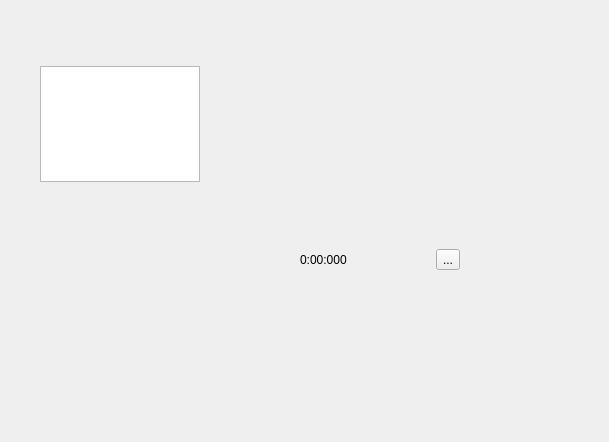
The window that GFXPage.ui (LeStahL/toy210) describes before a commit, drawn with Qt 5.
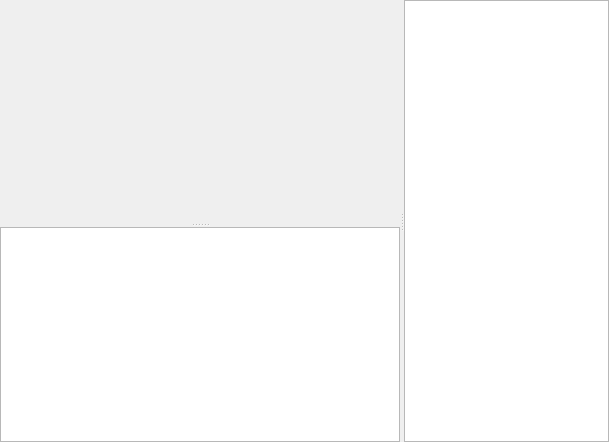
The same window after the commit.

Commit message: new gfx page works. polished gfx page layout

```diff
--- a/GFXPage.ui
+++ b/GFXPage.ui
@@ -13,50 +13,42 @@
   <property name="windowTitle">
    <string>Form</string>
   </property>
-  <widget class="QWidget" name="verticalLayoutWidget">
-   <property name="geometry">
-    <rect>
-     <x>40</x>
-     <y>60</y>
-     <width>160</width>
-     <height>122</height>
-    </rect>
+  <layout class="QVBoxLayout" name="verticalLayout">
+   <property name="leftMargin">
+    <number>0</number>
    </property>
-   <layout class="QVBoxLayout" name="verticalLayout">
-    <item>
-     <widget class="QWidget" name="gfxWidget" native="true"/>
-    </item>
-    <item>
-     <widget class="QTextEdit" name="textEdit"/>
-    </item>
-   </layout>
-  </widget>
-  <widget class="QWidget" name="horizontalLayoutWidget">
-   <property name="geometry">
-    <rect>
-     <x>300</x>
-     <y>220</y>
-     <width>160</width>
-     <height>80</height>
-    </rect>
+   <property name="topMargin">
+    <number>0</number>
    </property>
-   <layout class="QHBoxLayout" name="horizontalLayout">
-    <item>
-     <widget class="QLabel" name="label">
-      <property name="text">
-       <string>0:00:000</string>
+   <property name="rightMargin">
+    <number>0</number>
+   </property>
+   <property name="bottomMargin">
+    <number>0</number>
+   </property>
+   <item>
+    <widget class="QSplitter" name="splitter_2">
+     <property name="orientation">
+      <enum>Qt::Horizontal</enum>
+     </property>
+     <widget class="QSplitter" name="splitter">
+      <property name="orientation">
+       <enum>Qt::Vertical</enum>
       </property>
+      <widget class="QWidget" name="gfxWidget" native="true">
+       <property name="minimumSize">
+        <size>
+         <width>400</width>
+         <height>200</height>
+        </size>
+       </property>
+      </widget>
+      <widget class="QTextEdit" name="textEdit"/>
      </widget>
-    </item>
-    <item>
-     <widget class="QToolButton" name="toolButton">
-      <property name="text">
-       <string>...</string>
-      </property>
-     </widget>
-    </item>
-   </layout>
-  </widget>
+     <widget class="QTextEdit" name="textEdit_2"/>
+    </widget>
+   </item>
+  </layout>
  </widget>
  <resources/>
  <connections/>
```
The commit also changes 5 other files.
